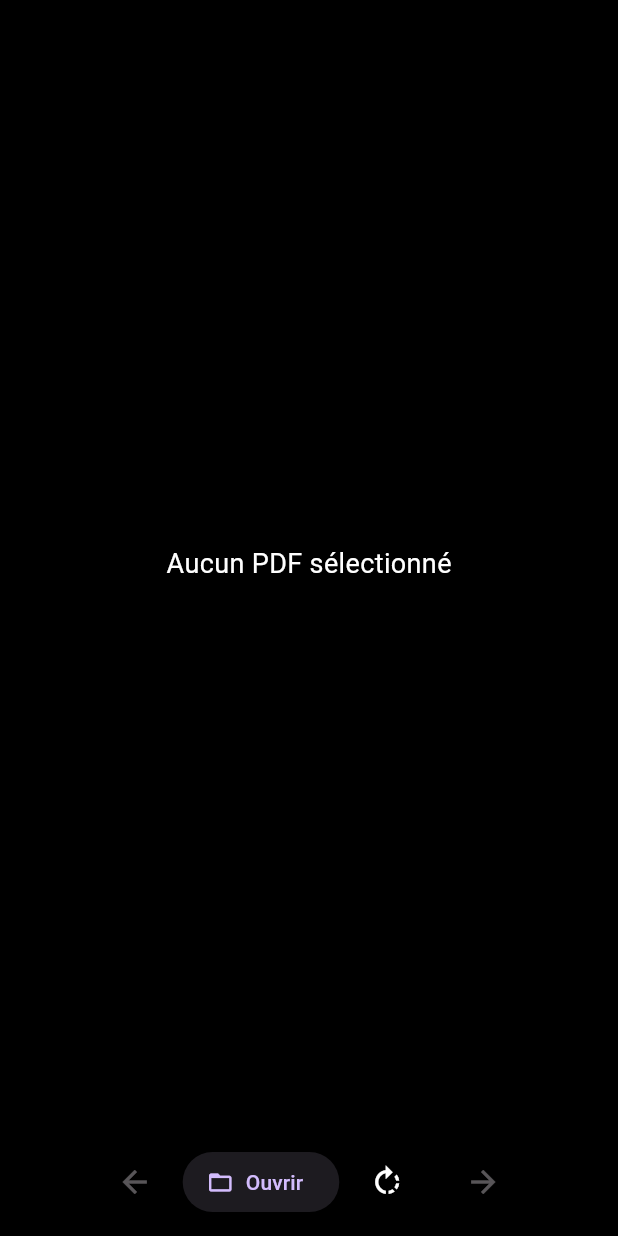
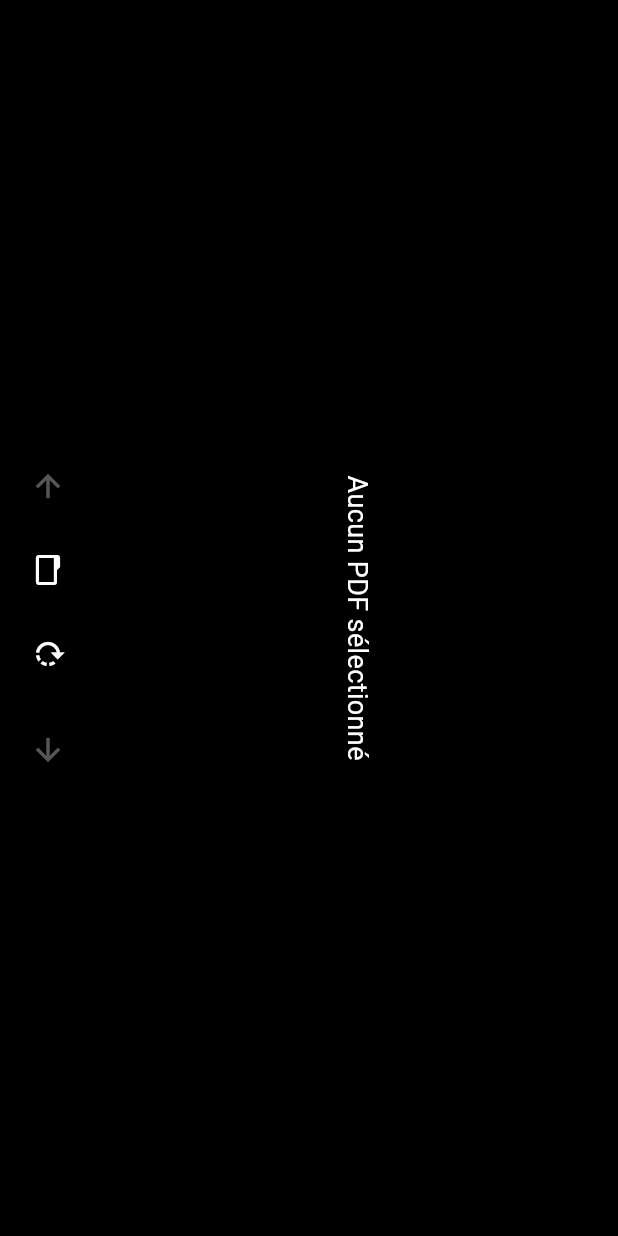
Before and after one commit to DerAlteFritz73/pageTurner, a Flutter app: the screen it shows after launch, on a phone screen of 412 x 824 dp. Run offline on Flutter 3.47's test engine with Material 3 defaults, Android fonts, the phone set to English and light mode, and no system bars; our stand-ins replace file_picker; missing offline and left inert: pdfx.

Commit message:
Move controls to side panel when PDF is rotated 90°/270°
- Add dynamic layout that switches between Column (0°/180°) and Row (90°/270°)
- Controls appear on left side at 90°, right side at 270° to stay at visual bottom
- Rotate folder icon, rotate icon, and page counter to match reading direction
- Rotate "Aucun PDF sélectionné" message to match current rotation
- Update file_picker dependency to ^10.3.8

Co-Authored-By: Claude Opus 4.5 <noreply@anthropic.com>

```diff
--- a/lib/main.dart
+++ b/lib/main.dart
@@ -143,16 +143,41 @@ class _PdfViewerPageState extends State<PdfViewerPage> {
     return Scaffold(
       backgroundColor: Colors.black,
       body: SafeArea(
-        child: Column(
-          children: [
-            Expanded(
-              child: _buildContent(),
-            ),
-            _buildControls(),
-          ],
-        ),
+        child: _buildLayout(),
       ),
     );
+  }
+
+  Widget _buildLayout() {
+    final content = Expanded(child: _buildContent());
+    final controls = _buildControls();
+
+    // For 90° and 270° rotations, use horizontal layout with controls on the side
+    if (_rotation == 1) {
+      // 90° clockwise - controls on left (visual bottom when reading rotated content)
+      return Row(
+        children: [
+          controls,
+          content,
+        ],
+      );
+    } else if (_rotation == 3) {
+      // 270° clockwise - controls on right (visual bottom when reading rotated content)
+      return Row(
+        children: [
+          content,
+          controls,
+        ],
+      );
+    } else {
+      // 0° or 180° - controls at physical bottom
+      return Column(
+        children: [
+          content,
+          controls,
+        ],
+      );
+    }
   }
 
   Widget _buildContent() {
@@ -176,10 +201,13 @@ class _PdfViewerPageState extends State<PdfViewerPage> {
     }
 
     if (_pageImage == null) {
-      return const Center(
-        child: Text(
+      return Center(
+        child: RotatedBox(
+          quarterTurns: _rotation,
+          child: const Text(
             'Aucun PDF sélectionné',
             style: TextStyle(color: Colors.white, fontSize: 18),
+          ),
         ),
       );
     }
@@ -200,44 +228,88 @@ class _PdfViewerPageState extends State<PdfViewerPage> {
   }
 
   Widget _buildControls() {
+    final isVertical = _rotation == 1 || _rotation == 3;
+
+    final previousButton = IconButton(
+      onPressed: _currentPage > 0 ? _previousPage : null,
+      icon: Icon(isVertical ? Icons.arrow_upward : Icons.arrow_back),
+      color: Colors.white,
+    );
+
+    final openButton = RotatedBox(
+      quarterTurns: isVertical ? _rotation : 0,
+      child: IconButton(
+        onPressed: _pickAndOpenPdf,
+        icon: const Icon(Icons.folder_open),
+        color: Colors.white,
+        tooltip: 'Ouvrir',
+      ),
+    );
+
+    final rotateButton = RotatedBox(
+      quarterTurns: isVertical ? _rotation : 0,
+      child: IconButton(
+        onPressed: _rotateRight,
+        icon: const Icon(Icons.rotate_right),
+        color: Colors.white,
+        tooltip: '${_rotation * 90}°',
+      ),
+    );
+
+    final pageCounter = _document != null
+        ? RotatedBox(
+            quarterTurns: isVertical ? _rotation : 0,
+            child: Text(
+              '${_currentPage + 1} / $_totalPages',
+              style: const TextStyle(color: Colors.white),
+            ),
+          )
+        : const SizedBox.shrink();
+
+    final nextButton = IconButton(
+      onPressed: _currentPage < _totalPages - 1 ? _nextPage : null,
+      icon: Icon(isVertical ? Icons.arrow_downward : Icons.arrow_forward),
+      color: Colors.white,
+    );
+
+    if (isVertical) {
+      return Container(
+        padding: const EdgeInsets.symmetric(horizontal: 8, vertical: 8),
+        color: Colors.black54,
+        child: Column(
+          mainAxisAlignment: MainAxisAlignment.center,
+          children: [
+            previousButton,
+            const SizedBox(height: 8),
+            openButton,
+            const SizedBox(height: 8),
+            rotateButton,
+            const SizedBox(height: 8),
+            pageCounter,
+            const SizedBox(height: 8),
+            nextButton,
+          ],
+        ),
+      );
+    } else {
       return Container(
         padding: const EdgeInsets.symmetric(horizontal: 8, vertical: 12),
         color: Colors.black54,
         child: Row(
           mainAxisAlignment: MainAxisAlignment.center,
           children: [
-          IconButton(
-            onPressed: _currentPage > 0 ? _previousPage : null,
-            icon: const Icon(Icons.arrow_back),
-            color: Colors.white,
-          ),
+            previousButton,
             const SizedBox(width: 8),
-          ElevatedButton.icon(
-            onPressed: _pickAndOpenPdf,
-            icon: const Icon(Icons.folder_open),
-            label: const Text('Ouvrir'),
-          ),
+            openButton,
             const SizedBox(width: 8),
-          IconButton(
-            onPressed: _rotateRight,
-            icon: const Icon(Icons.rotate_right),
-            color: Colors.white,
-            tooltip: '${_rotation * 90}°',
-          ),
+            rotateButton,
             const SizedBox(width: 8),
-          if (_document != null)
-            Text(
-              '${_currentPage + 1} / $_totalPages',
-              style: const TextStyle(color: Colors.white),
-            ),
+            pageCounter,
             const SizedBox(width: 8),
-          IconButton(
-            onPressed: _currentPage < _totalPages - 1 ? _nextPage : null,
-            icon: const Icon(Icons.arrow_forward),
-            color: Colors.white,
-          ),
+            nextButton,
           ],
         ),
       );
     }
   }
+}
--- a/pubspec.yaml
+++ b/pubspec.yaml
@@ -39,7 +39,7 @@ dependencies:
   pdfx: ^2.6.0
 
   # File picker
-  file_picker: ^8.0.0
+  file_picker: ^10.3.8
 
 dev_dependencies:
   flutter_test:
```
Lines whose indentation alone changed are shown as unchanged.
